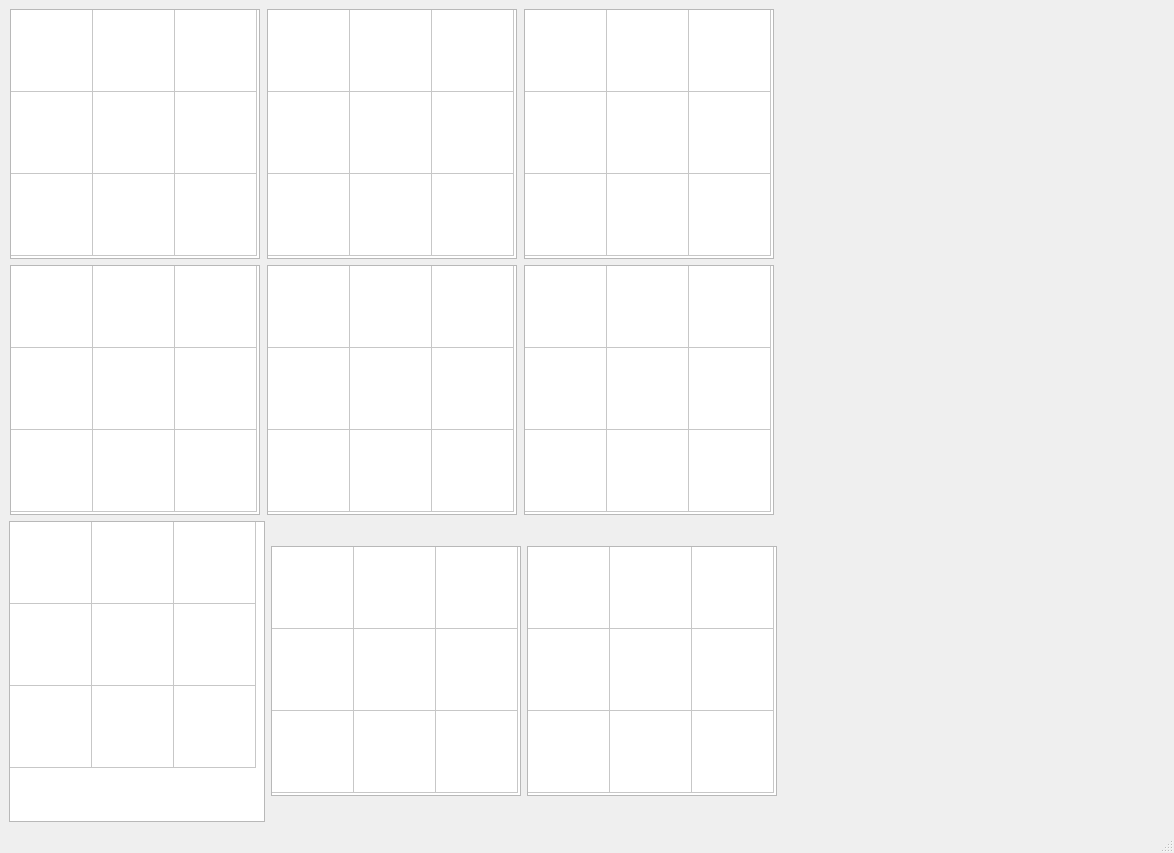
This is ultimate_ttt_ui.ui in adhamhamdy3/Ultimate-Tic-Tac-Toe as Qt 5 draws it before an edit. The edited form follows.
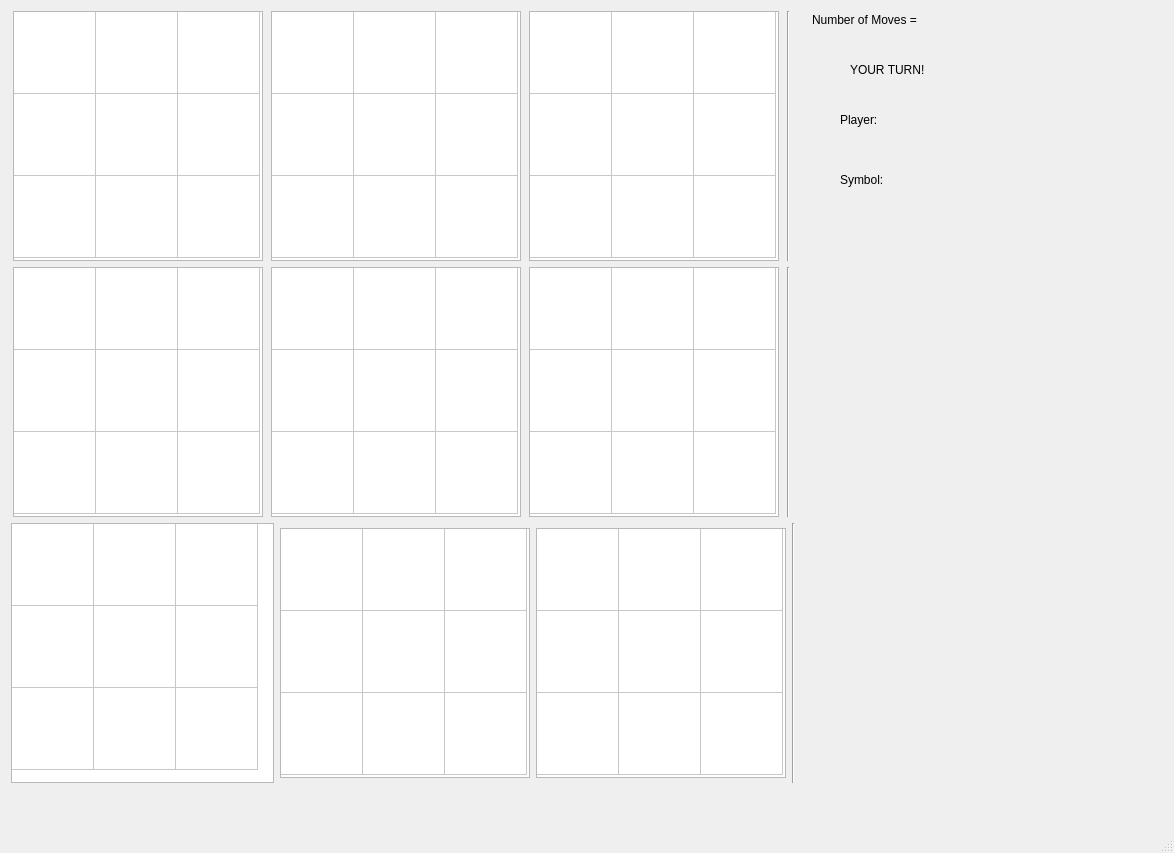
This is the edited form.

Patch:
```diff
--- a/ultimate_ttt_ui.ui
+++ b/ultimate_ttt_ui.ui
@@ -14,8 +14,67 @@
    <string>Ultimate_TTT_UI</string>
   </property>
   <widget class="QWidget" name="centralwidget">
-   <layout class="QFormLayout" name="formLayout">
-    <item row="0" column="0">
+   <widget class="QLabel" name="label">
+    <property name="geometry">
+     <rect>
+      <x>850</x>
+      <y>60</y>
+      <width>271</width>
+      <height>20</height>
+     </rect>
+    </property>
+    <property name="text">
+     <string>YOUR TURN!</string>
+    </property>
+   </widget>
+   <widget class="QLabel" name="label_2">
+    <property name="geometry">
+     <rect>
+      <x>840</x>
+      <y>110</y>
+      <width>63</width>
+      <height>20</height>
+     </rect>
+    </property>
+    <property name="text">
+     <string>Player:</string>
+    </property>
+   </widget>
+   <widget class="QLabel" name="label_3">
+    <property name="geometry">
+     <rect>
+      <x>840</x>
+      <y>170</y>
+      <width>63</width>
+      <height>20</height>
+     </rect>
+    </property>
+    <property name="text">
+     <string>Symbol:</string>
+    </property>
+   </widget>
+   <widget class="QLabel" name="label_4">
+    <property name="geometry">
+     <rect>
+      <x>812</x>
+      <y>10</y>
+      <width>241</width>
+      <height>20</height>
+     </rect>
+    </property>
+    <property name="text">
+     <string>Number of Moves = </string>
+    </property>
+   </widget>
+   <widget class="QWidget" name="">
+    <property name="geometry">
+     <rect>
+      <x>11</x>
+      <y>11</y>
+      <width>784</width>
+      <height>772</height>
+     </rect>
+    </property>
      <layout class="QVBoxLayout" name="verticalLayout">
       <item>
        <layout class="QHBoxLayout" name="horizontalLayout">
@@ -318,6 +377,13 @@
           </item>
          </widget>
         </item>
+       <item>
+        <widget class="Line" name="line">
+         <property name="orientation">
+          <enum>Qt::Orientation::Vertical</enum>
+         </property>
+        </widget>
+       </item>
        </layout>
       </item>
       <item>
@@ -597,52 +663,86 @@
            </property>
           </column>
           <item row="0" column="0">
+          <property name="text">
+           <string/>
+          </property>
            <property name="flags">
             <set>ItemIsEnabled</set>
            </property>
           </item>
           <item row="0" column="1">
+          <property name="text">
+           <string/>
+          </property>
            <property name="flags">
             <set>ItemIsEnabled</set>
            </property>
           </item>
           <item row="0" column="2">
+          <property name="text">
+           <string/>
+          </property>
            <property name="flags">
             <set>ItemIsEnabled</set>
            </property>
           </item>
           <item row="1" column="0">
+          <property name="text">
+           <string/>
+          </property>
            <property name="flags">
             <set>ItemIsEnabled</set>
            </property>
           </item>
           <item row="1" column="1">
+          <property name="text">
+           <string/>
+          </property>
            <property name="flags">
             <set>ItemIsEnabled</set>
            </property>
           </item>
           <item row="1" column="2">
+          <property name="text">
+           <string/>
+          </property>
            <property name="flags">
             <set>ItemIsEnabled</set>
            </property>
           </item>
           <item row="2" column="0">
+          <property name="text">
+           <string/>
+          </property>
            <property name="flags">
             <set>ItemIsEnabled</set>
            </property>
           </item>
           <item row="2" column="1">
+          <property name="text">
+           <string/>
+          </property>
            <property name="flags">
             <set>ItemIsEnabled</set>
            </property>
           </item>
           <item row="2" column="2">
+          <property name="text">
+           <string/>
+          </property>
            <property name="flags">
             <set>ItemIsEnabled</set>
            </property>
           </item>
          </widget>
         </item>
+       <item>
+        <widget class="Line" name="line_2">
+         <property name="orientation">
+          <enum>Qt::Orientation::Vertical</enum>
+         </property>
+        </widget>
+       </item>
        </layout>
       </item>
       <item>
@@ -698,6 +798,9 @@
            </property>
           </column>
           <item row="0" column="0">
+          <property name="text">
+           <string/>
+          </property>
            <property name="flags">
             <set>ItemIsEnabled</set>
            </property>
@@ -760,6 +863,57 @@
             <string>New Column</string>
            </property>
           </column>
+         <item row="0" column="0">
+          <property name="flags">
+           <set>ItemIsEnabled</set>
+          </property>
+         </item>
+         <item row="0" column="1">
+          <property name="flags">
+           <set>ItemIsEnabled</set>
+          </property>
+         </item>
+         <item row="0" column="2">
+          <property name="flags">
+           <set>ItemIsEnabled</set>
+          </property>
+         </item>
+         <item row="1" column="0">
+          <property name="text">
+           <string/>
+          </property>
+          <property name="flags">
+           <set>ItemIsEnabled</set>
+          </property>
+         </item>
+         <item row="1" column="1">
+          <property name="text">
+           <string/>
+          </property>
+          <property name="flags">
+           <set>ItemIsEnabled</set>
+          </property>
+         </item>
+         <item row="1" column="2">
+          <property name="flags">
+           <set>ItemIsEnabled</set>
+          </property>
+         </item>
+         <item row="2" column="0">
+          <property name="flags">
+           <set>ItemIsEnabled</set>
+          </property>
+         </item>
+         <item row="2" column="1">
+          <property name="flags">
+           <set>ItemIsEnabled</set>
+          </property>
+         </item>
+         <item row="2" column="2">
+          <property name="flags">
+           <set>ItemIsEnabled</set>
+          </property>
+         </item>
          </widget>
         </item>
         <item>
@@ -818,13 +972,59 @@
             <string>New Column</string>
            </property>
           </column>
-         </widget>
-        </item>
-       </layout>
+         <item row="0" column="0">
+          <property name="flags">
+           <set>ItemIsEnabled</set>
+          </property>
+         </item>
+         <item row="0" column="1">
+          <property name="flags">
+           <set>ItemIsEnabled</set>
+          </property>
+         </item>
+         <item row="0" column="2">
+          <property name="flags">
+           <set>ItemIsEnabled</set>
+          </property>
+         </item>
+         <item row="1" column="0">
+          <property name="flags">
+           <set>ItemIsEnabled</set>
+          </property>
+         </item>
+         <item row="1" column="1">
+          <property name="flags">
+           <set>ItemIsEnabled</set>
+          </property>
+         </item>
+         <item row="1" column="2">
+          <property name="flags">
+           <set>ItemIsEnabled</set>
+          </property>
+         </item>
+         <item row="2" column="0">
+          <property name="flags">
+           <set>ItemIsEnabled</set>
+          </property>
+         </item>
+         <item row="2" column="1">
+          <property name="flags">
+           <set>ItemIsEnabled</set>
+          </property>
+         </item>
+        </widget>
+       </item>
+       <item>
+        <widget class="Line" name="line_3">
+         <property name="orientation">
+          <enum>Qt::Orientation::Vertical</enum>
+         </property>
+        </widget>
       </item>
      </layout>
     </item>
    </layout>
+   </widget>
   </widget>
   <widget class="QMenuBar" name="menubar">
    <property name="geometry">
```
Left out of the diff: 18 changed lines with no effect on the pictures. Lines whose indentation alone changed are shown as unchanged.
